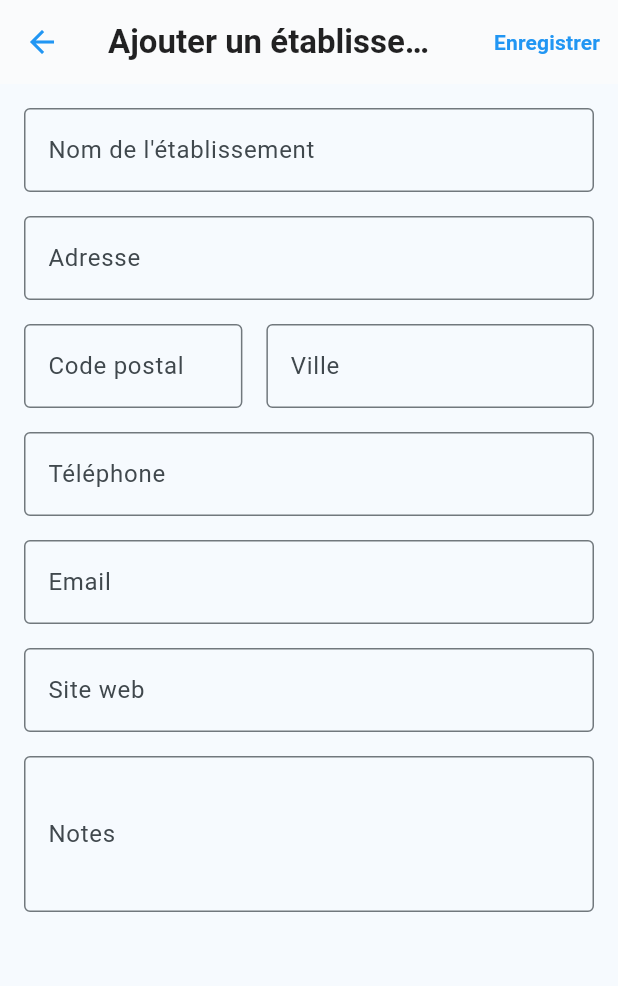
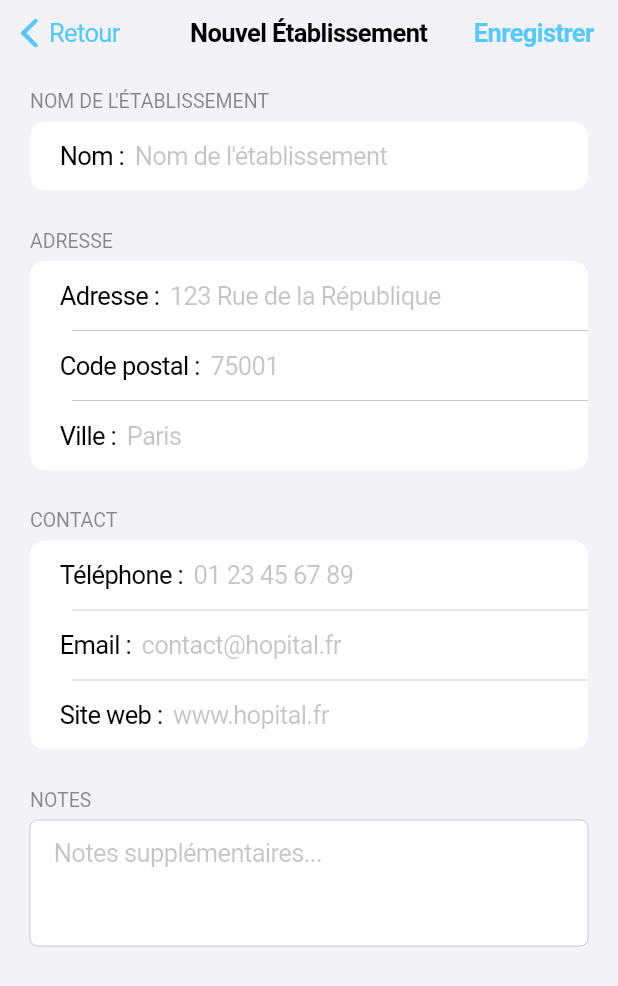
Before and after one commit to NaviStorm/suivi_cancer, a Flutter app: the AddEstablishmentScreen screen opened directly, on a phone screen of 412 x 824 dp. Shown: the top 986 px of the screen. Run offline on Flutter 3.47's test engine with Material 3 defaults, Android fonts, the phone set to English and light mode, and no system bars; our stand-ins replace file_picker, fl_chart, flutter_local_notifications, flutter_secure_storage, flutter_slidable, flutter_timezone and 7 more; missing offline and left inert: encrypt, flutter_pdfview, syncfusion_flutter_pdf; accounts and stored records are empty.

Commit message:
feat(ps): Refonte des écrans de détail et d'édition en Cupertino et amélioration de l'UX

```diff
--- a/lib/features/establishment/screens/add_establishment_screen.dart
+++ b/lib/features/establishment/screens/add_establishment_screen.dart
@@ -1,4 +1,5 @@
-import 'package:flutter/material.dart';
+// lib/features/establishment/screens/add_establishment_screen.dart
+import 'package:flutter/cupertino.dart';
 import 'package:uuid/uuid.dart';
 import 'package:suivi_cancer/utils/logger.dart';
 import 'package:suivi_cancer/features/treatment/models/establishment.dart';
@@ -58,37 +59,30 @@ class _AddEstablishmentScreenState extends State<AddEstablishmentScreen> {
   @override
   Widget build(BuildContext context) {
     Log.d('build');
-    return Scaffold(
-      appBar: AppBar(
-        title: Text(
-            _isEditing ? 'Modifier l\'établissement' : 'Ajouter un établissement',
-          style: TextStyle(color: Colors.black87, fontWeight: FontWeight.w600),
-        ),
-        backgroundColor: Colors.white,
-        elevation: 0.5,
-        iconTheme: IconThemeData(color: Colors.blue),
-        actions: [
-          TextButton(
+    // **CORRECTION**: Utilisation de CupertinoPageScaffold avec une navigationBar fixe.
+    return CupertinoPageScaffold(
+      navigationBar: CupertinoNavigationBar(
+        middle: Text(_isEditing ? "Modifier l'établissement" : 'Nouvel Établissement'),
+        previousPageTitle: 'Établissements',
+        trailing: CupertinoButton(
+          padding: EdgeInsets.zero,
           onPressed: _saveEstablishment,
-            child: Text(
-              'Enregistrer',
-              style: TextStyle(color: Colors.blue, fontWeight: FontWeight.bold),
+          child: const Text('Enregistrer', style: TextStyle(fontWeight: FontWeight.bold)),
         ),
       ),
-        ],
-      ),
-      body: Form(
+      child: SafeArea( // SafeArea pour ne pas que le contenu passe sous la barre de navigation
+        child: Form(
           key: _formKey,
+          // **CORRECTION**: Utilisation d'un ListView pour le contenu scrollable.
           child: ListView(
-          padding: const EdgeInsets.all(16),
             children: [
-            // Nom
-            TextFormField(
+              CupertinoFormSection.insetGrouped(
+                header: const Text('NOM DE L\'ÉTABLISSEMENT'),
+                children: [
+                  CupertinoTextFormFieldRow(
+                    prefix: const Text('Nom :'),
                     controller: _nameController,
-              decoration: const InputDecoration(
-                labelText: 'Nom de l\'établissement',
-                border: OutlineInputBorder(),
-              ),
+                    placeholder: 'Nom de l\'établissement',
                     validator: (value) {
                       if (value == null || value.isEmpty) {
                         return 'Veuillez entrer un nom';
@@ -96,93 +90,67 @@ class _AddEstablishmentScreenState extends State<AddEstablishmentScreen> {
                       return null;
                     },
                   ),
-            const SizedBox(height: 16),
-
-            // Adresse
-            TextFormField(
+                ],
+              ),
+              CupertinoFormSection.insetGrouped(
+                header: const Text('ADRESSE'),
+                children: [
+                  CupertinoTextFormFieldRow(
+                    prefix: const Text('Adresse :'),
                     controller: _addressController,
-              decoration: const InputDecoration(
-                labelText: 'Adresse',
-                border: OutlineInputBorder(),
+                    placeholder: '123 Rue de la République',
                   ),
-            ),
-            const SizedBox(height: 16),
-
-            // Code postal et ville (sur la même ligne)
-            Row(
-              children: [
-                // Code postal
-                Expanded(
-                  flex: 2,
-                  child: TextFormField(
+                  CupertinoTextFormFieldRow(
+                    prefix: const Text('Code postal :'),
                     controller: _postalCodeController,
-                    decoration: const InputDecoration(
-                      labelText: 'Code postal',
-                      border: OutlineInputBorder(),
-                    ),
+                    placeholder: '75001',
                     keyboardType: TextInputType.number,
                   ),
-                ),
-                const SizedBox(width: 16),
-                // Ville
-                Expanded(
-                  flex: 3,
-                  child: TextFormField(
+                  CupertinoTextFormFieldRow(
+                    prefix: const Text('Ville :'),
                     controller: _cityController,
-                    decoration: const InputDecoration(
-                      labelText: 'Ville',
-                      border: OutlineInputBorder(),
-                    ),
-                  ),
+                    placeholder: 'Paris',
                   ),
                 ],
               ),
-            const SizedBox(height: 16),
-
-            // Téléphone
-            TextFormField(
+              CupertinoFormSection.insetGrouped(
+                header: const Text('CONTACT'),
+                children: [
+                  CupertinoTextFormFieldRow(
+                    prefix: const Text('Téléphone :'),
                     controller: _phoneController,
-              decoration: const InputDecoration(
-                labelText: 'Téléphone',
-                border: OutlineInputBorder(),
-              ),
+                    placeholder: '01 23 45 67 89',
                     keyboardType: TextInputType.phone,
                   ),
-            const SizedBox(height: 16),
-
-            // Email
-            TextFormField(
+                  CupertinoTextFormFieldRow(
+                    prefix: const Text('Email :'),
                     controller: _emailController,
-              decoration: const InputDecoration(
-                labelText: 'Email',
-                border: OutlineInputBorder(),
-              ),
+                    placeholder: 'contact@hopital.fr',
                     keyboardType: TextInputType.emailAddress,
                   ),
-            const SizedBox(height: 16),
-
-            // Site web
-            TextFormField(
+                  CupertinoTextFormFieldRow(
+                    prefix: const Text('Site web :'),
                     controller: _websiteController,
-              decoration: const InputDecoration(
-                labelText: 'Site web',
-                border: OutlineInputBorder(),
-              ),
+                    placeholder: 'www.hopital.fr',
                     keyboardType: TextInputType.url,
                   ),
-            const SizedBox(height: 16),
-
-            // Notes
-            TextFormField(
+                ],
+              ),
+              CupertinoFormSection.insetGrouped(
+                header: const Text('NOTES'),
+                children: [
+                  CupertinoTextField(
                     controller: _notesController,
-              decoration: const InputDecoration(
-                labelText: 'Notes',
-                border: OutlineInputBorder(),
+                    padding: const EdgeInsets.symmetric(vertical: 12, horizontal: 16),
+                    placeholder: 'Notes supplémentaires...',
+                    maxLines: 5,
+                    minLines: 3,
                   ),
-              maxLines: 3,
+                ],
               ),
-            const SizedBox(height: 24),
+              const SizedBox(height: 20), // Espace en bas
             ],
+          ),
         ),
       ),
     );
@@ -190,11 +158,11 @@ class _AddEstablishmentScreenState extends State<AddEstablishmentScreen> {
 
   Future<void> _saveEstablishment() async {
     Log.d("AddEstablishmentScreen: Tentative de sauvegarde de l'établissement");
-    if (_formKey.currentState!.validate()) { // [5, 9]
+    if (_formKey.currentState!.validate()) {
       Log.d("AddEstablishmentScreen: Formulaire validé");
       try {
         final establishment = Establishment(
-          id: _isEditing ? widget.establishment!.id : const Uuid().v4(), // Conserve l'ID si modification, sinon génère un nouveau [1]
+          id: _isEditing ? widget.establishment!.id : const Uuid().v4(),
           name: _nameController.text,
           address: _addressController.text.isNotEmpty ? _addressController.text : null,
           city: _cityController.text.isNotEmpty ? _cityController.text : null,
@@ -203,7 +171,7 @@ class _AddEstablishmentScreenState extends State<AddEstablishmentScreen> {
           email: _emailController.text.isNotEmpty ? _emailController.text : null,
           website: _websiteController.text.isNotEmpty ? _websiteController.text : null,
           notes: _notesController.text.isNotEmpty ? _notesController.text : null,
-        ); // [2]
+        );
 
         Log.d(
           "AddEstablishmentScreen: Établissement ${_isEditing ? 'mis à jour' : 'créé'} avec ID: ${establishment.id}",
@@ -211,18 +179,13 @@ class _AddEstablishmentScreenState extends State<AddEstablishmentScreen> {
 
         final dbHelper = DatabaseHelper();
         if (_isEditing) {
-          // Supposant l'existence d'une méthode updateEstablishment dans DatabaseHelper
-          // final result = await dbHelper.updateEstablishment(establishment.toMap());
-          // Log.d("AddEstablishmentScreen: Résultat de la mise à jour en base de données: $result");
-          // Pour l'exemple, on utilise insert qui peut faire un "insert or replace" selon l'implémentation de la BDD
-          final result = await dbHelper.updateEstablishment(establishment.toMap()); // Simule la mise à jour
+          final result = await dbHelper.updateEstablishment(establishment.toMap());
           Log.d("AddEstablishmentScreen: Résultat de la mise à jour en base de données: $result");
         } else {
-          final result = await dbHelper.insertEstablishment(establishment.toMap()); // [1]
+          final result = await dbHelper.insertEstablishment(establishment.toMap());
           Log.d("AddEstablishmentScreen: Résultat de l'insertion en base de données: $result");
         }
 
-        // Retourner à l'écran précédent avec un résultat positif
         if (mounted) {
           Navigator.pop(context, true);
         }
--- a/lib/features/establishment/screens/select_establishment_screen.dart
+++ b/lib/features/establishment/screens/select_establishment_screen.dart
@@ -20,6 +20,7 @@ class _SelectEstablishmentScreenState extends State<SelectEstablishmentScreen> {
 
   @override
   void initState() {
+    Log.d('SelectEstablishmentScreen: initState');
     super.initState();
     _loadEstablishments();
   }
--- a/pubspec.yaml
+++ b/pubspec.yaml
@@ -67,6 +67,7 @@ dependencies:
   flutter_colorpicker: ^1.1.0
   fl_chart: ^1.0.0
   flutter_launcher_icons: ^0.14.4
+  flutter_slidable: ^4.0.0
 
 dev_dependencies:
   flutter_test:
```
Also changed, not shown: lib/features/establishment/screens/list_establishment_screen.dart (+66 -62 lines), lib/features/ps/screens/list_health_ps.dart (+136 -56 lines). Lines whose indentation alone changed are shown as unchanged.
